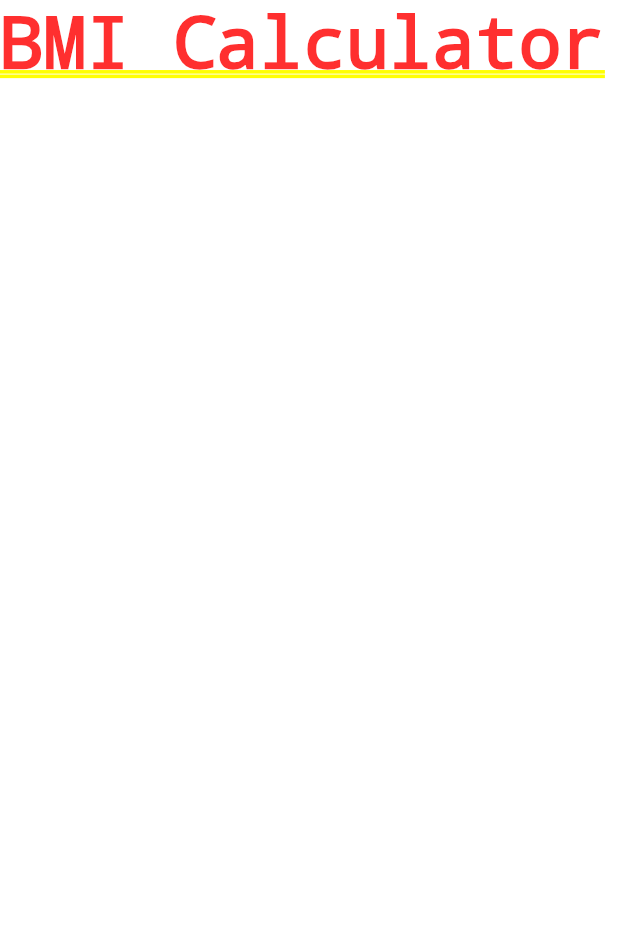
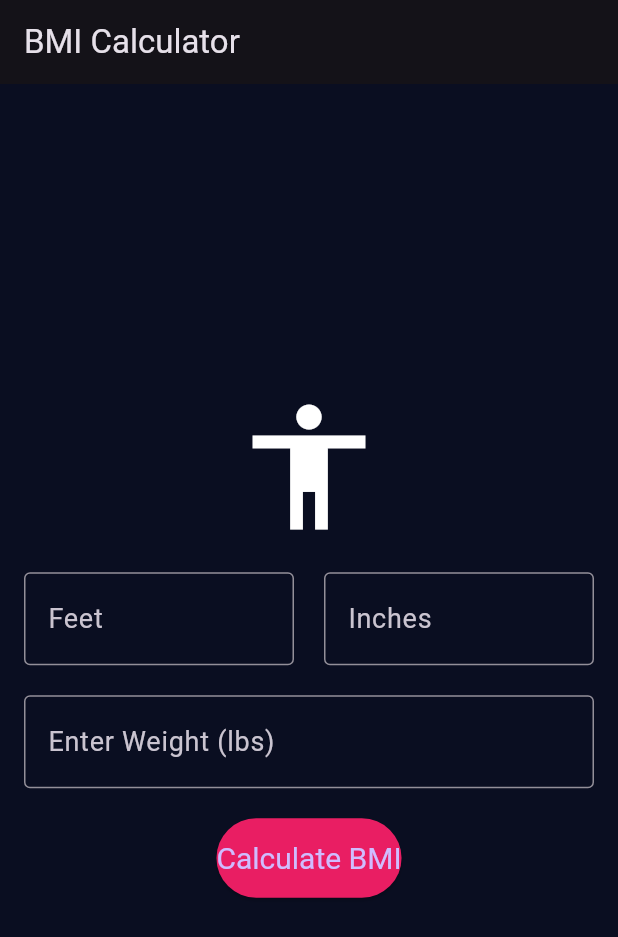
Before and after one commit to sakarpaudel/bmi_calculator, a Flutter app: the screen it shows after launch, on a phone screen of 412 x 824 dp. Shown: the top 937 px of the screen. Run offline on Flutter 3.47's test engine with Material 3 defaults, Android fonts, the phone set to English and light mode, and no system bars.

Commit message:
Feature: Add Basic UI and Input Fields

```diff
--- a/lib/main.dart
+++ b/lib/main.dart
@@ -1,6 +1,8 @@
 import 'package:flutter/material.dart';
 
-void main() => runApp(BMICalculatorApp());
+void main() {
+  runApp(BMICalculatorApp());
+}
 
 class BMICalculatorApp extends StatelessWidget {
   @override
@@ -10,7 +12,158 @@
         primaryColor: Color(0xFF0A0E21),
         scaffoldBackgroundColor: Color(0xFF0A0E21),
       ),
-      home: Text("BMI Calculator"),
+      home: BMICalculatorScreen(),
     );
   }
 }
+
+class BMICalculatorScreen extends StatefulWidget {
+  @override
+  _BMICalculatorScreenState createState() => _BMICalculatorScreenState();
+}
+
+class _BMICalculatorScreenState extends State<BMICalculatorScreen> {
+  TextEditingController heightFeetController = TextEditingController();
+  TextEditingController heightInchesController = TextEditingController();
+  TextEditingController weightPoundsController = TextEditingController();
+  double? bmiResult;
+  String? healthCategory;
+  String? errorMessage;
+
+  void calculateBMI() {
+    try {
+      if (heightFeetController.text.isEmpty ||
+          heightInchesController.text.isEmpty ||
+          weightPoundsController.text.isEmpty) {
+        throw Exception("Please enter all values for height and weight.");
+      }
+
+      double heightFeet = double.parse(heightFeetController.text);
+      double heightInches = double.parse(heightInchesController.text);
+      double weightPounds = double.parse(weightPoundsController.text);
+
+      if (heightFeet <= 0 || heightInches < 0 || weightPounds <= 0) {
+        throw Exception("Height and weight must be positive values.");
+      }
+
+      double heightCm = convertFeetInchesToCm(heightFeet, heightInches);
+      double weightKg = convertPoundsToKg(weightPounds);
+
+      double bmi = weightKg / (heightCm * heightCm / 10000);
+      setState(() {
+        bmiResult = bmi;
+        healthCategory = getHealthCategory(bmi);
+        errorMessage = null;
+      });
+    } catch (e) {
+      setState(() {
+        errorMessage = e.toString();
+        bmiResult = null;
+        healthCategory = null;
+      });
+    }
+  }
+
+  double convertFeetInchesToCm(double feet, double inches) {
+    return (feet * 30.48) + (inches * 2.54);
+  }
+
+  double convertPoundsToKg(double pounds) {
+    return pounds * 0.453592;
+  }
+
+  String getHealthCategory(double bmi) {
+    if (bmi < 18.5) {
+      return "Underweight";
+    } else if (bmi >= 18.5 && bmi < 25) {
+      return "Normal";
+    } else if (bmi >= 25 && bmi < 30) {
+      return "Overweight";
+    } else {
+      return "Obese";
+    }
+  }
+
+  @override
+  Widget build(BuildContext context) {
+    return Scaffold(
+      appBar: AppBar(
+        title: Text('BMI Calculator'),
+      ),
+      body: Padding(
+        padding: EdgeInsets.all(16.0),
+        child: Column(
+          mainAxisAlignment: MainAxisAlignment.center,
+          children: [
+            Icon(
+              Icons.accessibility,
+              size: 100,
+              color: Colors.white,
+            ),
+            SizedBox(height: 20),
+            Row(
+              mainAxisAlignment: MainAxisAlignment.spaceAround,
+              children: [
+                Expanded(
+                  child: TextField(
+                    controller: heightFeetController,
+                    keyboardType: TextInputType.number,
+                    style: TextStyle(fontSize: 20),
+                    decoration: InputDecoration(
+                      labelText: 'Feet',
+                      labelStyle: TextStyle(fontSize: 18),
+                      border: OutlineInputBorder(),
+                    ),
+                  ),
+                ),
+                SizedBox(width: 20),
+                Expanded(
+                  child: TextField(
+                    controller: heightInchesController,
+                    keyboardType: TextInputType.number,
+                    style: TextStyle(fontSize: 20),
+                    decoration: InputDecoration(
+                      labelText: 'Inches',
+                      labelStyle: TextStyle(fontSize: 18),
+                      border: OutlineInputBorder(),
+                    ),
+                  ),
+                ),
+              ],
+            ),
+            SizedBox(height: 20),
+            TextField(
+              controller: weightPoundsController,
+              keyboardType: TextInputType.number,
+              style: TextStyle(fontSize: 20),
+              decoration: InputDecoration(
+                labelText: 'Enter Weight (lbs)',
+                labelStyle: TextStyle(fontSize: 18),
+                border: OutlineInputBorder(),
+              ),
+            ),
+            SizedBox(height: 20),
+            ElevatedButton(
+              onPressed: () {
+                calculateBMI();
+              },
+              style: ElevatedButton.styleFrom(
+                primary: Colors.pink,
+                padding: EdgeInsets.symmetric(vertical: 15),
+                textStyle: TextStyle(fontSize: 20),
+              ),
+              child: Text('Calculate BMI'),
+            ),
+            SizedBox(height: 20),
+            errorMessage != null
+                ? Text(
+              errorMessage!,
+              style: TextStyle(fontSize: 18, color: Colors.red),
+            )
+                : Container(),
+          ],
+        ),
+      ),
+    );
+  }
+}
```
